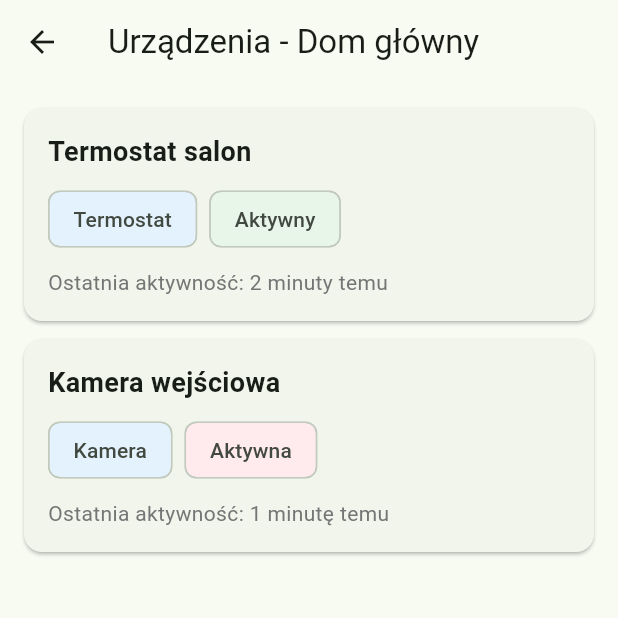
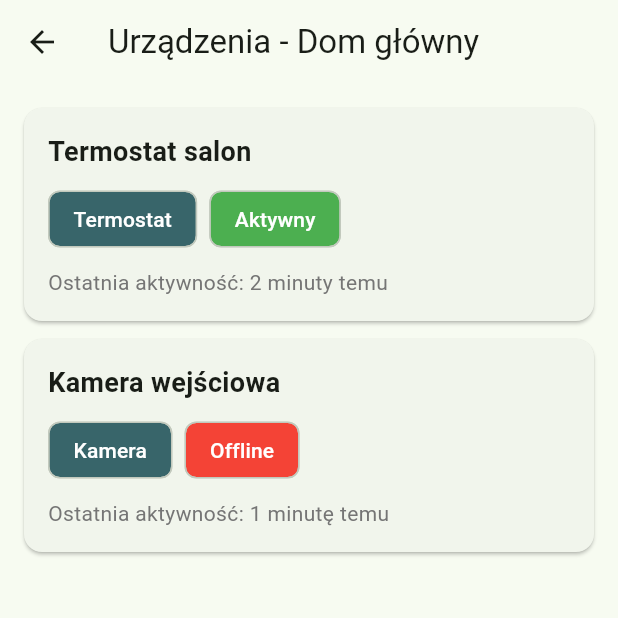
Before and after one commit to MinikPLayer/Kosciuszkon-2025, a Flutter app: the LocationSelectionPage screen opened directly, after a tap on an icon or button, on a phone screen of 412 x 824 dp, the top half of it. Run offline on Flutter 3.47's test engine with Material 3 defaults, Android fonts, the phone set to English and light mode, and no system bars; our stand-ins replace fl_chart, google_fonts.

Commit message:
Fixed locations styling.

```diff
--- a/frontend_calculator/lib/views/pages/location_page.dart
+++ b/frontend_calculator/lib/views/pages/location_page.dart
@@ -102,7 +102,7 @@ class _LocationSelectionPageState extends State<LocationSelectionPage> {
           id: 'd2',
           name: 'Kamera wejściowa',
           type: 'Kamera',
-          status: 'Aktywna',
+          status: 'Offline',
           locationId: '1',
           lastActivity: '1 minutę temu',
           powerConsumption: '12W',
@@ -313,11 +313,14 @@ class DevicesListPage extends StatelessWidget {
                     SizedBox(height: 8),
                     Row(
                       children: [
-                        Chip(label: Text(device.type), backgroundColor: Colors.blue[50]),
+                        Chip(
+                          label: Text(device.type, style: TextStyle(color: Theme.of(context).colorScheme.onTertiary)),
+                          backgroundColor: Theme.of(context).colorScheme.tertiary,
+                        ),
                         SizedBox(width: 8),
                         Chip(
-                          label: Text(device.status),
-                          backgroundColor: device.status == 'Aktywny' ? Colors.green[50] : Colors.red[50],
+                          label: Text(device.status, style: TextStyle(color: Colors.white)),
+                          backgroundColor: device.status.startsWith('Aktywn') ? Colors.green : Colors.red,
                         ),
                       ],
                     ),
```
